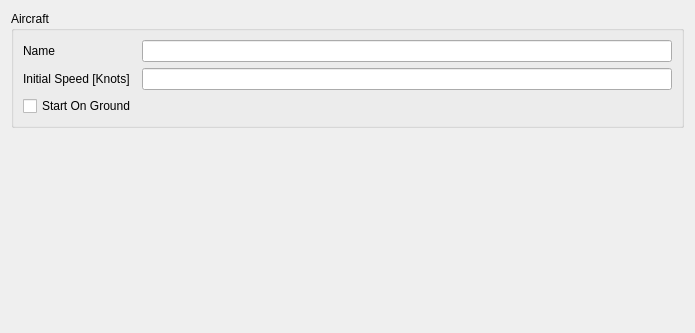
First picture: the form in src/UserInterface/src/Widgets/FlightInformationWidget.ui, repository till213/SkyDolly, before the edit.
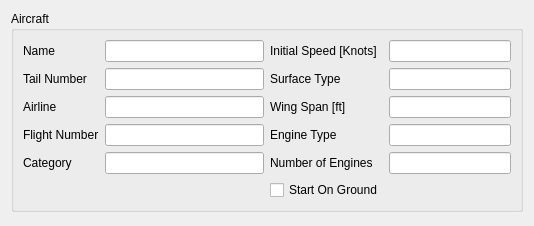
Second picture: the form after the edit.

Commit message: Add more flight information variables

```diff
--- a/src/UserInterface/src/Widgets/FlightInformationWidget.ui
+++ b/src/UserInterface/src/Widgets/FlightInformationWidget.ui
@@ -6,28 +6,18 @@
    <rect>
     <x>0</x>
     <y>0</y>
-    <width>695</width>
-    <height>333</height>
+    <width>530</width>
+    <height>226</height>
    </rect>
   </property>
   <property name="windowTitle">
    <string>Form</string>
   </property>
-  <layout class="QFormLayout" name="formLayout">
-   <item row="1" column="0">
-    <spacer name="verticalSpacer">
-     <property name="orientation">
-      <enum>Qt::Vertical</enum>
-     </property>
-     <property name="sizeHint" stdset="0">
-      <size>
-       <width>20</width>
-       <height>40</height>
-      </size>
-     </property>
-    </spacer>
-   </item>
-   <item row="0" column="0" colspan="2">
+  <layout class="QGridLayout" name="gridLayout_2">
+   <property name="sizeConstraint">
+    <enum>QLayout::SetMinimumSize</enum>
+   </property>
+   <item row="0" column="0">
     <widget class="QGroupBox" name="groupBox_4">
      <property name="minimumSize">
       <size>
@@ -38,66 +28,262 @@
      <property name="title">
       <string>Aircraft</string>
      </property>
-     <layout class="QGridLayout" name="gridLayout_4">
-      <item row="3" column="0">
-       <widget class="QCheckBox" name="startOnGroundCheckBox">
-        <property name="enabled">
-         <bool>true</bool>
-        </property>
-        <property name="mouseTracking">
-         <bool>false</bool>
-        </property>
-        <property name="focusPolicy">
-         <enum>Qt::NoFocus</enum>
-        </property>
-        <property name="text">
-         <string>Start On Ground</string>
-        </property>
-        <property name="checkable">
-         <bool>true</bool>
-        </property>
-        <property name="checked">
-         <bool>false</bool>
-        </property>
-       </widget>
+     <layout class="QGridLayout" name="gridLayout">
+      <item row="0" column="0">
+       <layout class="QFormLayout" name="formLayout">
+        <item row="0" column="0">
+         <widget class="QLabel" name="label_5">
+          <property name="text">
+           <string>Name</string>
+          </property>
+         </widget>
+        </item>
+        <item row="0" column="1">
+         <widget class="QLineEdit" name="nameLineEdit">
+          <property name="minimumSize">
+           <size>
+            <width>120</width>
+            <height>0</height>
+           </size>
+          </property>
+          <property name="readOnly">
+           <bool>true</bool>
+          </property>
+         </widget>
+        </item>
+        <item row="1" column="0">
+         <widget class="QLabel" name="label_13">
+          <property name="text">
+           <string>Tail Number</string>
+          </property>
+         </widget>
+        </item>
+        <item row="1" column="1">
+         <widget class="QLineEdit" name="tailNumberLineEdit">
+          <property name="minimumSize">
+           <size>
+            <width>120</width>
+            <height>0</height>
+           </size>
+          </property>
+          <property name="text">
+           <string/>
+          </property>
+          <property name="readOnly">
+           <bool>true</bool>
+          </property>
+         </widget>
+        </item>
+        <item row="2" column="0">
+         <widget class="QLabel" name="label_6">
+          <property name="text">
+           <string>Airline</string>
+          </property>
+         </widget>
+        </item>
+        <item row="2" column="1">
+         <widget class="QLineEdit" name="airlineLineEdit">
+          <property name="minimumSize">
+           <size>
+            <width>120</width>
+            <height>0</height>
+           </size>
+          </property>
+          <property name="readOnly">
+           <bool>true</bool>
+          </property>
+         </widget>
+        </item>
+        <item row="3" column="0">
+         <widget class="QLabel" name="label_7">
+          <property name="text">
+           <string>Flight Number</string>
+          </property>
+         </widget>
+        </item>
+        <item row="3" column="1">
+         <widget class="QLineEdit" name="flightLineEdit">
+          <property name="minimumSize">
+           <size>
+            <width>120</width>
+            <height>0</height>
+           </size>
+          </property>
+          <property name="readOnly">
+           <bool>true</bool>
+          </property>
+         </widget>
+        </item>
+        <item row="4" column="0">
+         <widget class="QLabel" name="label_8">
+          <property name="text">
+           <string>Category</string>
+          </property>
+         </widget>
+        </item>
+        <item row="4" column="1">
+         <widget class="QLineEdit" name="categoryLineEdit">
+          <property name="minimumSize">
+           <size>
+            <width>120</width>
+            <height>0</height>
+           </size>
+          </property>
+          <property name="readOnly">
+           <bool>true</bool>
+          </property>
+         </widget>
+        </item>
+       </layout>
       </item>
-      <item row="1" column="1">
-       <widget class="QLineEdit" name="nameLineEdit">
-        <property name="minimumSize">
-         <size>
-          <width>120</width>
-          <height>0</height>
-         </size>
-        </property>
-        <property name="readOnly">
-         <bool>true</bool>
-        </property>
-       </widget>
-      </item>
-      <item row="2" column="1">
-       <widget class="QLineEdit" name="initialAirspeedLineEdit">
-        <property name="readOnly">
-         <bool>true</bool>
-        </property>
-       </widget>
-      </item>
-      <item row="1" column="0">
-       <widget class="QLabel" name="label_5">
-        <property name="text">
-         <string>Name</string>
-        </property>
-       </widget>
-      </item>
-      <item row="2" column="0">
-       <widget class="QLabel" name="label_24">
-        <property name="text">
-         <string>Initial Speed [Knots]</string>
-        </property>
-       </widget>
+      <item row="0" column="1">
+       <layout class="QFormLayout" name="formLayout_2">
+        <item row="0" column="0">
+         <widget class="QLabel" name="label_24">
+          <property name="text">
+           <string>Initial Speed [Knots]</string>
+          </property>
+         </widget>
+        </item>
+        <item row="0" column="1">
+         <widget class="QLineEdit" name="initialAirspeedLineEdit">
+          <property name="readOnly">
+           <bool>true</bool>
+          </property>
+         </widget>
+        </item>
+        <item row="1" column="0">
+         <widget class="QLabel" name="label_9">
+          <property name="text">
+           <string>Surface Type</string>
+          </property>
+         </widget>
+        </item>
+        <item row="1" column="1">
+         <widget class="QLineEdit" name="surfaceTypeLineEdit">
+          <property name="minimumSize">
+           <size>
+            <width>120</width>
+            <height>0</height>
+           </size>
+          </property>
+          <property name="text">
+           <string/>
+          </property>
+          <property name="readOnly">
+           <bool>true</bool>
+          </property>
+         </widget>
+        </item>
+        <item row="2" column="0">
+         <widget class="QLabel" name="label_10">
+          <property name="text">
+           <string>Wing Span [ft]</string>
+          </property>
+         </widget>
+        </item>
+        <item row="2" column="1">
+         <widget class="QLineEdit" name="wingSpanLineEdit">
+          <property name="minimumSize">
+           <size>
+            <width>120</width>
+            <height>0</height>
+           </size>
+          </property>
+          <property name="text">
+           <string/>
+          </property>
+          <property name="readOnly">
+           <bool>true</bool>
+          </property>
+         </widget>
+        </item>
+        <item row="3" column="0">
+         <widget class="QLabel" name="label_12">
+          <property name="text">
+           <string>Engine Type</string>
+          </property>
+         </widget>
+        </item>
+        <item row="3" column="1">
+         <widget class="QLineEdit" name="engineTypeLineEdit">
+          <property name="minimumSize">
+           <size>
+            <width>120</width>
+            <height>0</height>
+           </size>
+          </property>
+          <property name="text">
+           <string/>
+          </property>
+          <property name="readOnly">
+           <bool>true</bool>
+          </property>
+         </widget>
+        </item>
+        <item row="4" column="0">
+         <widget class="QLabel" name="label_11">
+          <property name="text">
+           <string>Number of Engines</string>
+          </property>
+         </widget>
+        </item>
+        <item row="4" column="1">
+         <widget class="QLineEdit" name="numberOfEnginesLineEdit">
+          <property name="minimumSize">
+           <size>
+            <width>120</width>
+            <height>0</height>
+           </size>
+          </property>
+          <property name="text">
+           <string/>
+          </property>
+          <property name="readOnly">
+           <bool>true</bool>
+          </property>
+         </widget>
+        </item>
+        <item row="5" column="0">
+         <widget class="QCheckBox" name="startOnGroundCheckBox">
+          <property name="enabled">
+           <bool>true</bool>
+          </property>
+          <property name="mouseTracking">
+           <bool>false</bool>
+          </property>
+          <property name="focusPolicy">
+           <enum>Qt::NoFocus</enum>
+          </property>
+          <property name="text">
+           <string>Start On Ground</string>
+          </property>
+          <property name="checkable">
+           <bool>true</bool>
+          </property>
+          <property name="checked">
+           <bool>false</bool>
+          </property>
+         </widget>
+        </item>
+       </layout>
       </item>
      </layout>
     </widget>
    </item>
+   <item row="1" column="0">
+    <spacer name="verticalSpacer">
+     <property name="orientation">
+      <enum>Qt::Vertical</enum>
+     </property>
+     <property name="sizeHint" stdset="0">
+      <size>
+       <width>20</width>
+       <height>40</height>
+      </size>
+     </property>
+    </spacer>
+   </item>
   </layout>
  </widget>
  <resources/>
```
The commit also changes 11 other files.
